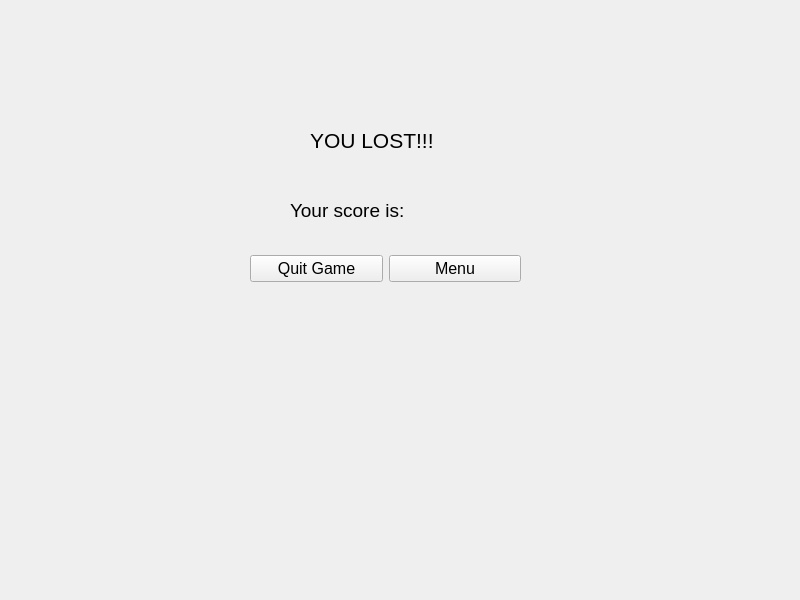
Above: Pages/gameoverpage.ui from Juliuszz666/Pacman-CPP before the change. Below: the same form after it.
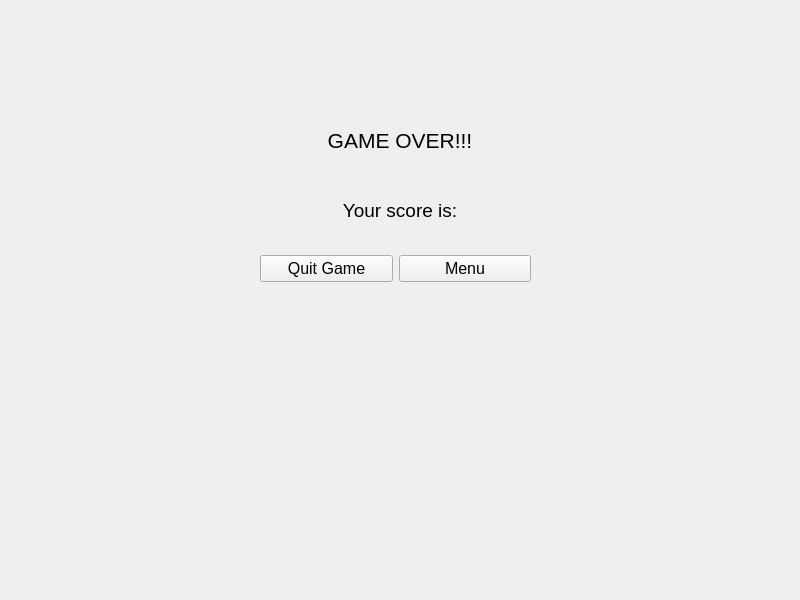
That is the form after the change.

Commit message: Game finished (i hope) now time for refactoring to make code look beautiful

Diff of the .ui file:
```diff
--- a/Pages/gameoverpage.ui
+++ b/Pages/gameoverpage.ui
@@ -30,13 +30,16 @@
     </font>
    </property>
    <property name="text">
-    <string>YOU LOST!!!</string>
+    <string>GAME OVER!!!</string>
+   </property>
+   <property name="alignment">
+    <set>Qt::AlignmentFlag::AlignCenter</set>
    </property>
   </widget>
   <widget class="QLabel" name="scoreLabel">
    <property name="geometry">
     <rect>
-     <x>290</x>
+     <x>310</x>
      <y>190</y>
      <width>180</width>
      <height>40</height>
@@ -50,11 +53,14 @@
    <property name="text">
     <string>Your score is:</string>
    </property>
+   <property name="alignment">
+    <set>Qt::AlignmentFlag::AlignCenter</set>
+   </property>
   </widget>
   <widget class="QWidget" name="layoutWidget">
    <property name="geometry">
     <rect>
-     <x>250</x>
+     <x>260</x>
      <y>250</y>
      <width>271</width>
      <height>38</height>
```
The commit also changes 10 other files.
